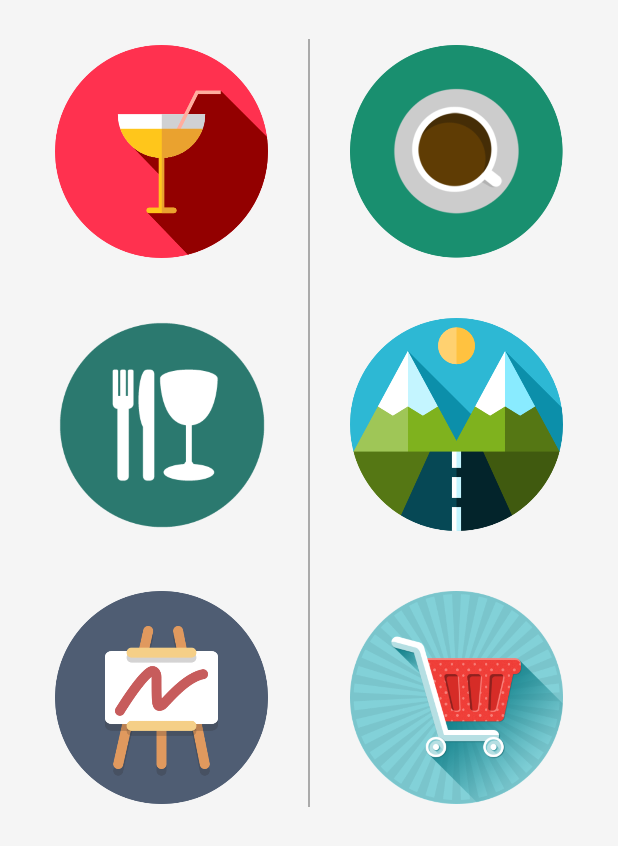
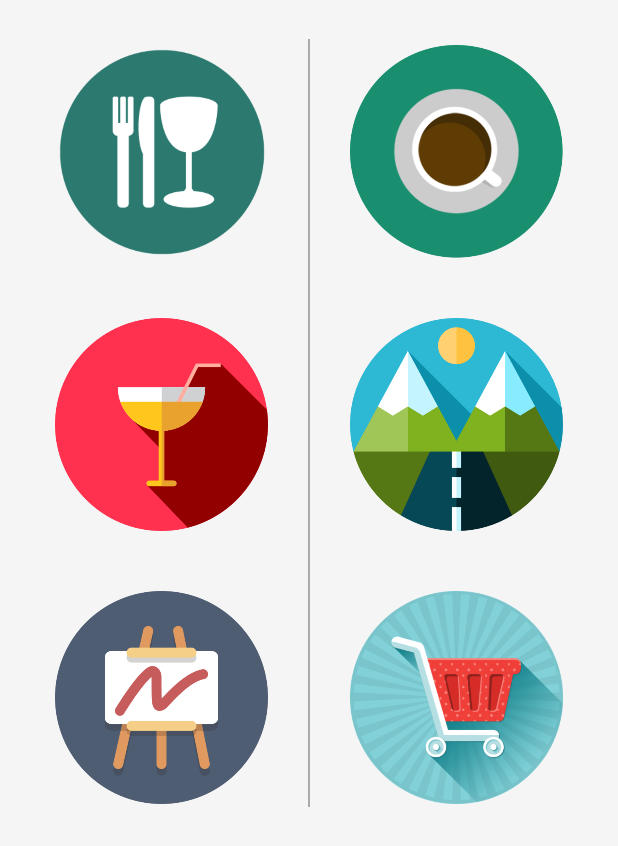
Before and after one commit to shijanstha/HelloNepal, an Android app: the layout activity_main.xml on its own in the app's theme, with its tools: preview values and no code run, on a phone screen of 412 x 824 dp. Shown: the top 846 px of the screen. Run offline under Robolectric (Android 15) with nearby library versions, the phone set to English and light mode, and no system bars.

Commit message:
small layout change

```diff
--- a/app/src/main/java/com/project/hellonepal/LoginActivity.java
+++ b/app/src/main/java/com/project/hellonepal/LoginActivity.java
@@ -21,7 +21,7 @@ public class LoginActivity extends AppCompatActivity {
 
     EditText username, password;
 
-    String url = "http://172.16.16.245:88/ourservice/service.php?task=login";
+    String url = "http://192.168.100.15:88/ourservice/service.php?task=login";
 
     AQuery aQuery;
 
--- a/app/src/main/java/com/project/hellonepal/RegisterActivity.java
+++ b/app/src/main/java/com/project/hellonepal/RegisterActivity.java
@@ -22,7 +22,7 @@ public class RegisterActivity extends AppCompatActivity {
 
     AQuery aQuery;
 
-    String url = "http://172.16.16.245:88/ourservice/service.php?task=insertUser";
+    String url = "http://192.168.100.15:88/ourservice/service.php?task=insertUser";
 
     @Override
     protected void onCreate(Bundle savedInstanceState) {
--- a/app/src/main/res/layout/activity_main.xml
+++ b/app/src/main/res/layout/activity_main.xml
@@ -12,7 +12,9 @@
         android:layout_width="match_parent"
         android:layout_height="match_parent"
         android:clipToPadding="false"
-        android:fillViewport="true">
+        android:fillViewport="true"
+        android:layout_alignParentTop="true"
+        android:layout_alignParentStart="true">
 
         <LinearLayout
             android:layout_width="match_parent"
@@ -26,6 +28,16 @@
                 android:orientation="vertical">
 
                 <ImageView
+                    android:id="@+id/food"
+                    android:layout_width="150dp"
+                    android:layout_height="150dp"
+                    android:layout_gravity="center_horizontal"
+                    android:layout_marginBottom="16dp"
+                    android:layout_marginTop="16dp"
+                    android:padding="4dp"
+                    android:src="@drawable/food" />
+
+                <ImageView
                     android:id="@+id/drink"
                     android:layout_width="150dp"
                     android:layout_height="150dp"
@@ -34,16 +46,6 @@
                     android:layout_marginTop="16dp"
                     android:padding="4dp"
                     android:src="@drawable/drink1" />
-
-                <ImageView
-                    android:id="@+id/food"
-                    android:layout_width="150dp"
-                    android:layout_height="150dp"
-                    android:layout_gravity="center_horizontal"
-                    android:layout_marginBottom="16dp"
-                    android:layout_marginTop="16dp"
-                    android:padding="4dp"
-                    android:src="@drawable/food" />
 
 
                 <ImageView
```
Also changed, not shown: app/src/main/res/layout/activity_main1.xml (+16 -16 lines).
